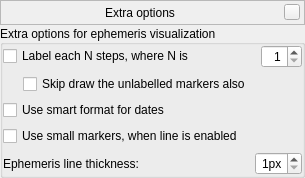
Old version of the form src/gui/astroCalcExtraEphemerisDialog.ui in the repository Stellarium/stellarium.
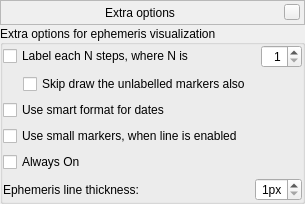
New version of the form. Custom widgets are drawn as their Qt base class.

```diff
--- a/src/gui/astroCalcExtraEphemerisDialog.ui
+++ b/src/gui/astroCalcExtraEphemerisDialog.ui
@@ -226,6 +226,15 @@
         </property>
        </widget>
       </item>
+ 
+      <item>
+       <widget class="QCheckBox" name="alwaysOnCheckBox">
+        <property name="text">
+         <string>Always On</string>
+        </property>
+       </widget>
+      </item>
+
       <item>
        <layout class="QHBoxLayout" name="horizontalLayout_2">
         <item>
```
